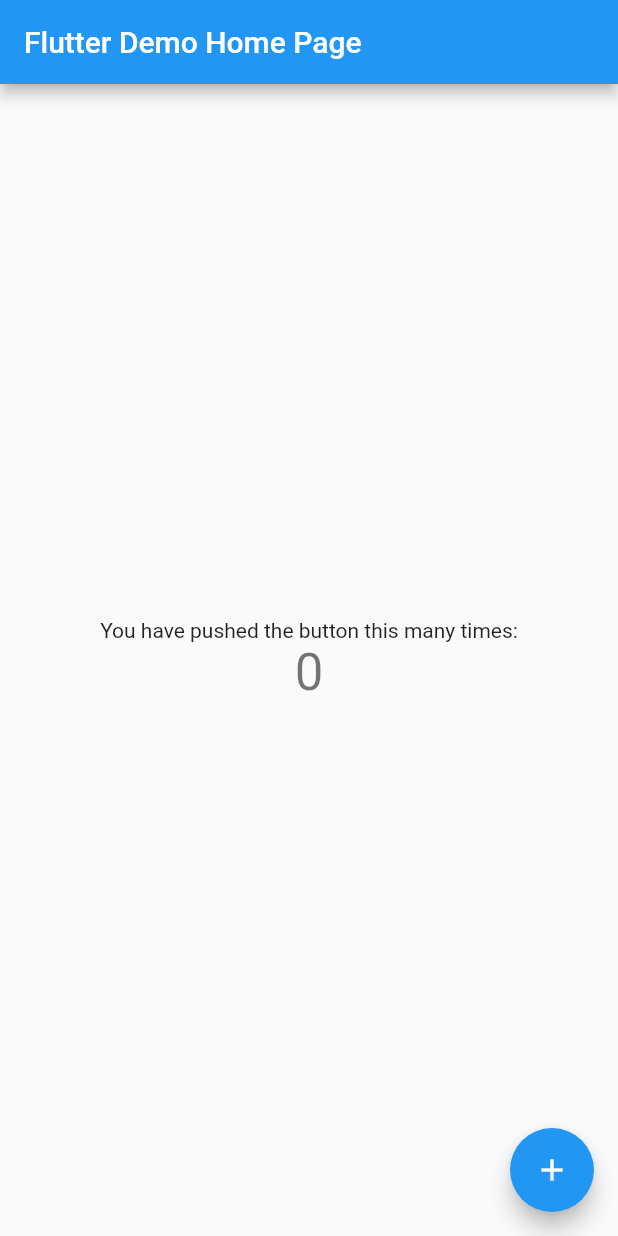
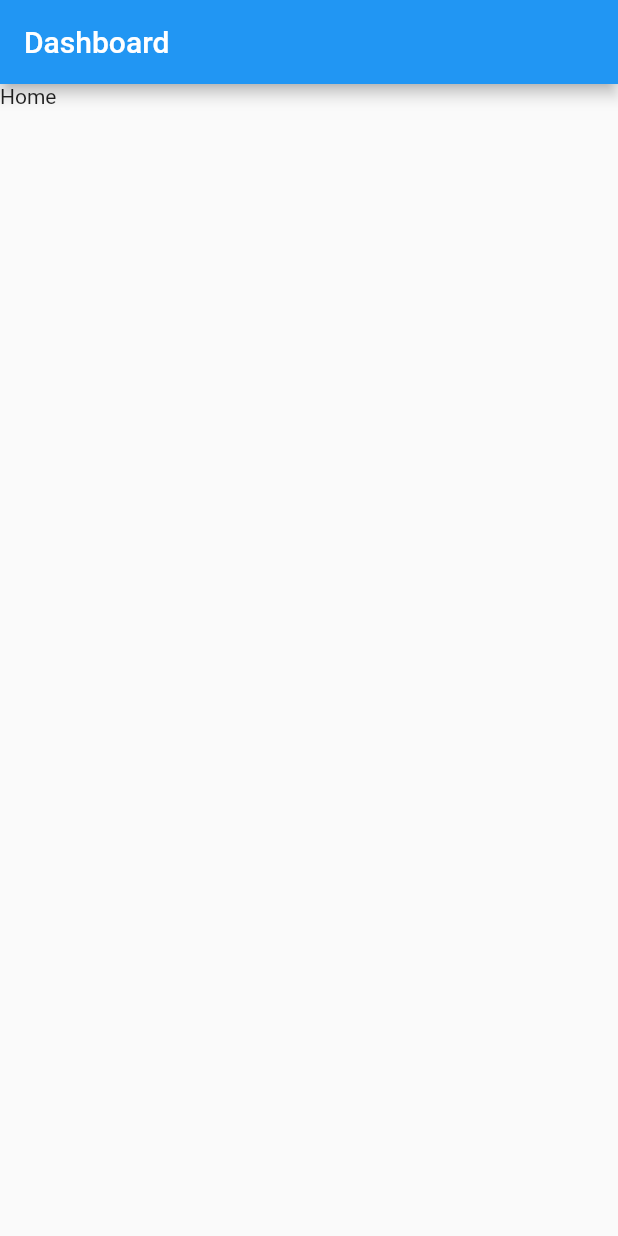
Before and after one commit to thetahmeed/Flutter, a Flutter app: the screen it shows after launch, on a phone screen of 412 x 824 dp. Run offline on Flutter 3.47's test engine with Material 2 defaults, Android fonts, the phone set to English and light mode, and no system bars.

Commit message:
Create > lib > pages > page1.dart

```diff
--- a/twelve/lib/main.dart
+++ b/twelve/lib/main.dart
@@ -1,113 +1,27 @@
+
+
+
+
+
+
 import 'package:flutter/material.dart';
 
+
 void main() {
-  runApp(MyApp());
+  runApp(MaterialApp(home: Dashboard()),);
 }
 
-class MyApp extends StatelessWidget {
-  // This widget is the root of your application.
+class Dashboard extends StatefulWidget {
+  @override
+  _DashboardState createState() => _DashboardState();
+}
+
+class _DashboardState extends State<Dashboard> {
   @override
   Widget build(BuildContext context) {
-    return MaterialApp(
-      title: 'Flutter Demo',
-      theme: ThemeData(
-        // This is the theme of your application.
-        //
-        // Try running your application with "flutter run". You'll see the
-        // application has a blue toolbar. Then, without quitting the app, try
-        // changing the primarySwatch below to Colors.green and then invoke
-        // "hot reload" (press "r" in the console where you ran "flutter run",
-        // or simply save your changes to "hot reload" in a Flutter IDE).
-        // Notice that the counter didn't reset back to zero; the application
-        // is not restarted.
-        primarySwatch: Colors.blue,
-      ),
-      home: MyHomePage(title: 'Flutter Demo Home Page'),
+    return Scaffold(
+      appBar: AppBar(title: Text("Dashboard"),),
+      body: Text("Home"),
     );
   }
 }
-
-class MyHomePage extends StatefulWidget {
-  MyHomePage({Key key, this.title}) : super(key: key);
-
-  // This widget is the home page of your application. It is stateful, meaning
-  // that it has a State object (defined below) that contains fields that affect
-  // how it looks.
-
-  // This class is the configuration for the state. It holds the values (in this
-  // case the title) provided by the parent (in this case the App widget) and
-  // used by the build method of the State. Fields in a Widget subclass are
-  // always marked "final".
-
-  final String title;
-
-  @override
-  _MyHomePageState createState() => _MyHomePageState();
-}
-
-class _MyHomePageState extends State<MyHomePage> {
-  int _counter = 0;
-
-  void _incrementCounter() {
-    setState(() {
-      // This call to setState tells the Flutter framework that something has
-      // changed in this State, which causes it to rerun the build method below
-      // so that the display can reflect the updated values. If we changed
-      // _counter without calling setState(), then the build method would not be
-      // called again, and so nothing would appear to happen.
-      _counter++;
-    });
-  }
-
-  @override
-  Widget build(BuildContext context) {
-    // This method is rerun every time setState is called, for instance as done
-    // by the _incrementCounter method above.
-    //
-    // The Flutter framework has been optimized to make rerunning build methods
-    // fast, so that you can just rebuild anything that needs updating rather
-    // than having to individually change instances of widgets.
-    return Scaffold(
-      appBar: AppBar(
-        // Here we take the value from the MyHomePage object that was created by
-        // the App.build method, and use it to set our appbar title.
-        title: Text(widget.title),
-      ),
-      body: Center(
-        // Center is a layout widget. It takes a single child and positions it
-        // in the middle of the parent.
-        child: Column(
-          // Column is also a layout widget. It takes a list of children and
-          // arranges them vertically. By default, it sizes itself to fit its
-          // children horizontally, and tries to be as tall as its parent.
-          //
-          // Invoke "debug painting" (press "p" in the console, choose the
-          // "Toggle Debug Paint" action from the Flutter Inspector in Android
-          // Studio, or the "Toggle Debug Paint" command in Visual Studio Code)
-          // to see the wireframe for each widget.
-          //
-          // Column has various properties to control how it sizes itself and
-          // how it positions its children. Here we use mainAxisAlignment to
-          // center the children vertically; the main axis here is the vertical
-          // axis because Columns are vertical (the cross axis would be
-          // horizontal).
-          mainAxisAlignment: MainAxisAlignment.center,
-          children: <Widget>[
-            Text(
-              'You have pushed the button this many times:',
-            ),
-            Text(
-              '$_counter',
-              style: Theme.of(context).textTheme.headline4,
-            ),
-          ],
-        ),
-      ),
-      floatingActionButton: FloatingActionButton(
-        onPressed: _incrementCounter,
-        tooltip: 'Increment',
-        child: Icon(Icons.add),
-      ), // This trailing comma makes auto-formatting nicer for build methods.
-    );
-  }
-}
```
Also changed, not shown: twelve/lib/pages/page1.dart (added).
